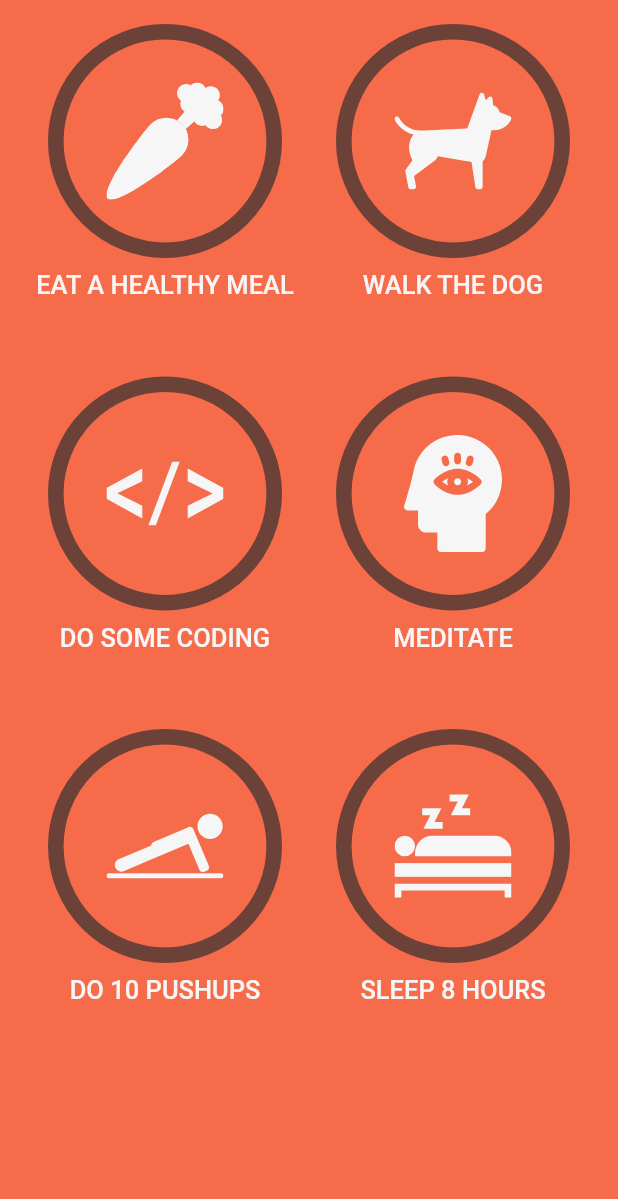
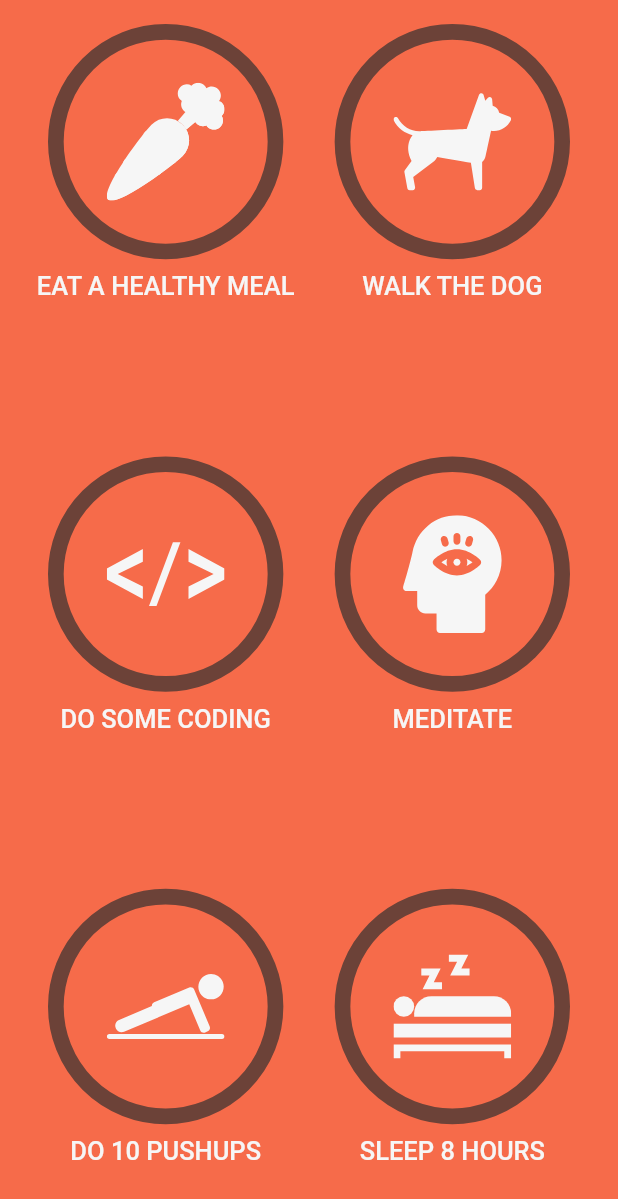
Before and after one commit to Kriss-Kross33/habit_tracker, a Flutter app: the screen it shows after launch, on a phone screen of 412 x 824 dp. Shown: the top 1199 px of the screen. Run offline on Flutter 3.47's test engine with Material 2 defaults, Android fonts, the phone set to English and light mode, and no system bars; our stand-ins replace flutter_svg; Roboto replaces fonts that are missing (Helvetica Neue).

Commit message:
calculate values passed to grid delegate

```diff
--- a/lib/ui/home/task_grid.dart
+++ b/lib/ui/home/task_grid.dart
@@ -1,3 +1,5 @@
+import 'dart:math';
+
 import 'package:flutter/material.dart';
 import 'package:habit_tracker/models/task_preset.dart';
 import 'package:habit_tracker/ui/task/task_with_name.dart';
@@ -9,20 +11,29 @@ class TaskGrid extends StatelessWidget {
 
   @override
   Widget build(BuildContext context) {
+    return LayoutBuilder(builder: (context, constraints) {
+      final crossAxisSpacing = constraints.maxWidth * 0.05;
+      final taskWidth = (constraints.maxWidth - crossAxisSpacing) / 2;
+      const aspectRatio = 0.6;
+      final taskHeight = taskWidth / aspectRatio;
+      final mainAxisSpacing =
+          max((constraints.maxHeight - taskHeight * 3) / 2.0, 0.1);
+      final taskLength = tasks.length;
       return GridView.builder(
         physics: NeverScrollableScrollPhysics(),
         gridDelegate: SliverGridDelegateWithFixedCrossAxisCount(
           crossAxisCount: 2,
-        crossAxisSpacing: 20,
-        mainAxisSpacing: 20,
-        childAspectRatio: 0.8,
+          crossAxisSpacing: crossAxisSpacing,
+          mainAxisSpacing: mainAxisSpacing,
+          childAspectRatio: aspectRatio,
         ),
-      itemCount: tasks.length,
+        itemCount: taskLength,
         itemBuilder: (context, index) {
           return TaskWithName(
             task: tasks[index],
           );
         },
       );
+    });
   }
 }
```
Lines whose indentation alone changed are shown as unchanged.
